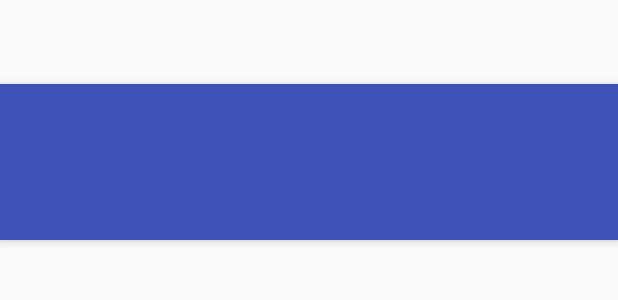
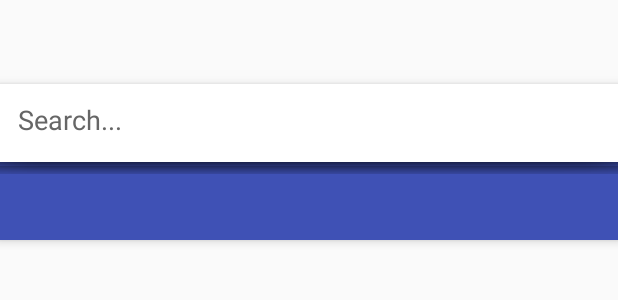
Before and after one commit to shiburagi/Messaging-App, an Android app: the layout activity_main.xml on its own in the app's theme, with its tools: preview values and no code run, on a phone screen of 412 x 824 dp. Shown: the top 300 px of the screen. Run offline under Robolectric (Android 15) with nearby library versions, the phone set to English and light mode, and no system bars; plain views replace RevealFrameLayout.

Commit message:
Change Toolbar behaviour...

```diff
--- a/app/src/main/res/layout/activity_main.xml
+++ b/app/src/main/res/layout/activity_main.xml
@@ -7,35 +7,8 @@
     android:fitsSystemWindows="true"
     tools:context=".controller.access.ui.activity.MainActivity">
 
-
-    <android.support.design.widget.AppBarLayout
-        android:id="@+id/appBar"
-        android:layout_width="match_parent"
-        android:layout_height="wrap_content"
-        android:theme="@style/AppTheme.AppBarOverlay">
-
-
-        <android.support.v7.widget.Toolbar
-            android:id="@+id/toolbar"
-            android:layout_width="match_parent"
-            android:layout_height="?attr/actionBarSize"
-            android:background="?attr/colorPrimary"
-            app:layout_scrollFlags="scroll|enterAlways"
-            app:popupTheme="@style/AppTheme.PopupOverlay" />
-
-
-        <android.support.design.widget.TabLayout
-            android:id="@+id/tabLayout"
-            android:layout_width="match_parent"
-            android:layout_height="wrap_content"
-            app:tabGravity="fill"
-            app:tabMaxWidth="0dp"
-            app:tabMode="fixed" />
-
-    </android.support.design.widget.AppBarLayout>
-
-
-    <include layout="@layout/content_main" />
+    <include
+        layout="@layout/app_bar_main"/>
 
     <io.codetail.widget.RevealFrameLayout
         android:id="@+id/layout_appbar_search"
@@ -45,11 +18,11 @@
 
         <android.support.design.widget.AppBarLayout
             android:id="@+id/appBar_search"
-            android:layout_marginTop="-12dp"
+            android:layout_width="match_parent"
+            android:layout_height="wrap_content"
             android:layout_marginLeft="-12dp"
             android:layout_marginRight="-12dp"
-            android:layout_width="match_parent"
-            android:layout_height="wrap_content"
+            android:layout_marginTop="-12dp"
             android:background="@android:drawable/dialog_holo_light_frame"
             android:theme="@style/AppTheme.AppBarOverlay">
 
@@ -61,6 +34,7 @@
                 app:popupTheme="@style/AppTheme.PopupOverlay">
 
                 <EditText
+                    android:background="@null"
                     android:layout_width="match_parent"
                     android:layout_height="wrap_content"
                     android:hint="@string/searchwithdot"
@@ -72,14 +46,4 @@
 
 
     </io.codetail.widget.RevealFrameLayout>
-
-    <android.support.design.widget.FloatingActionButton
-        android:id="@+id/fab"
-        android:layout_width="wrap_content"
-        android:layout_height="wrap_content"
-        android:layout_gravity="bottom|end"
-        android:layout_margin="@dimen/fab_margin"
-        android:src="@android:drawable/ic_dialog_email"
-        android:visibility="gone" />
-
 </android.support.design.widget.CoordinatorLayout>
--- /dev/null
+++ b/app/src/main/res/layout/app_bar_main.xml
@@ -0,0 +1,50 @@
+<?xml version="1.0" encoding="utf-8"?>
+<android.support.design.widget.CoordinatorLayout xmlns:android="http://schemas.android.com/apk/res/android"
+    xmlns:app="http://schemas.android.com/apk/res-auto"
+    xmlns:tools="http://schemas.android.com/tools"
+    android:layout_width="match_parent"
+    android:layout_height="match_parent"
+    android:fitsSystemWindows="true"
+    tools:showIn="@layout/activity_main"
+    tools:context=".controller.access.ui.activity.MainActivity">
+
+
+    <android.support.design.widget.AppBarLayout
+        android:id="@+id/appBar"
+        android:layout_width="match_parent"
+        android:layout_height="wrap_content"
+        android:theme="@style/AppTheme.AppBarOverlay">
+
+        <android.support.v7.widget.Toolbar
+            android:id="@+id/toolbar"
+            android:layout_width="match_parent"
+            android:layout_height="?attr/actionBarSize"
+            android:background="?attr/colorPrimary"
+            app:layout_scrollFlags="scroll|snap"
+            app:popupTheme="@style/AppTheme.PopupOverlay" />
+
+
+        <android.support.design.widget.TabLayout
+            android:id="@+id/tabLayout"
+            android:layout_width="match_parent"
+            android:layout_height="wrap_content"
+            app:tabGravity="fill"
+            app:tabMaxWidth="0dp"
+            app:tabMode="fixed" />
+
+    </android.support.design.widget.AppBarLayout>
+
+
+    <include layout="@layout/content_main" />
+
+
+    <android.support.design.widget.FloatingActionButton
+        android:id="@+id/fab"
+        android:layout_width="wrap_content"
+        android:layout_height="wrap_content"
+        android:layout_gravity="bottom|end"
+        android:layout_margin="@dimen/fab_margin"
+        android:src="@android:drawable/ic_dialog_email"
+        android:visibility="gone" />
+
+</android.support.design.widget.CoordinatorLayout>
```
Also changed, not shown: app/src/main/java/com/app/infideap/readcontact/controller/access/ui/activity/MainActivity.java (+44 -39 lines), app/src/main/java/com/app/infideap/readcontact/controller/access/ui/fragment/ChatListFragment.java (+3 -13 lines).
